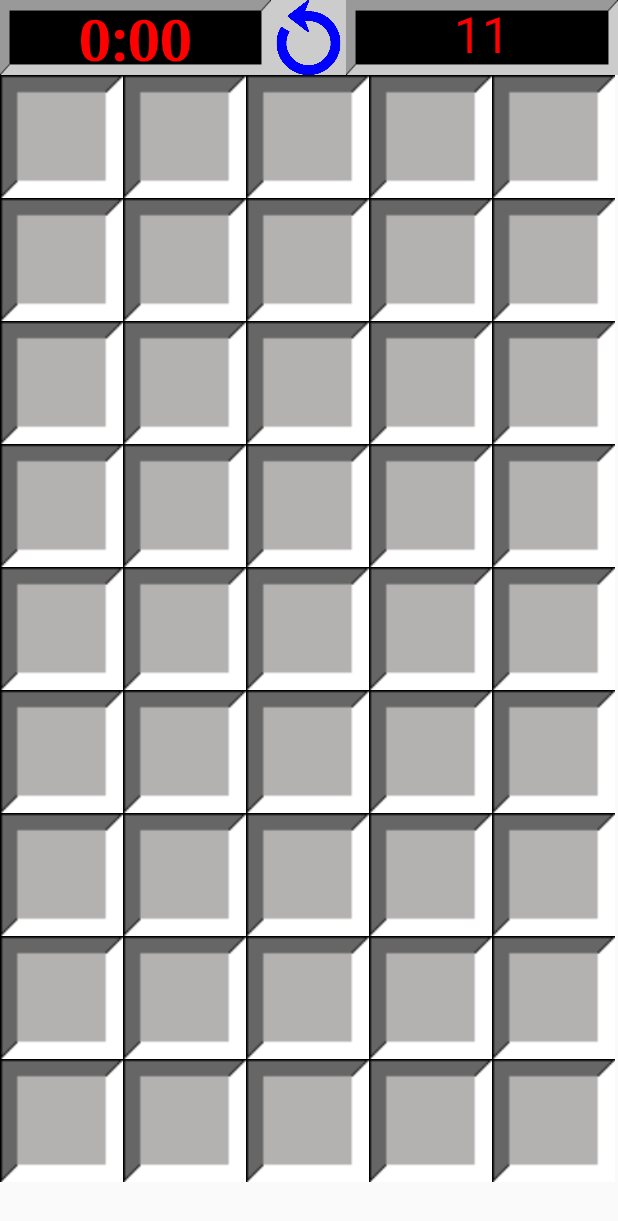
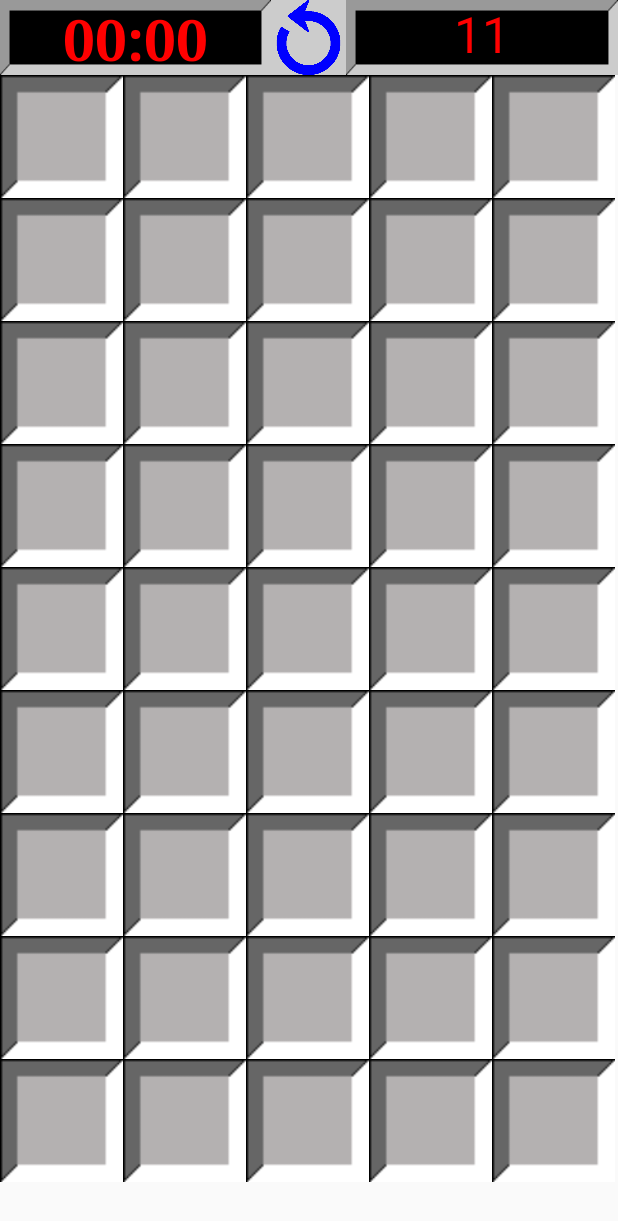
Before and after one commit to waford/Minesweaper, an Android app: the screen it shows after launch (GameBoard), after a tap on "SMALL", on a phone screen of 412 x 824 dp. Shown: the top 1221 px of the screen. Run offline under Robolectric (Android 15) with nearby library versions, the light colour scheme and no system bars; libraries missing offline, so code that uses them is left out: .

Commit message:
Touched up a few things, and possibly made the board rows size better?

```diff
--- a/app/src/main/java/com/android/waford/minsweaper/GameBoard.java
+++ b/app/src/main/java/com/android/waford/minsweaper/GameBoard.java
@@ -6,9 +6,12 @@ import android.content.res.Resources;
 import android.os.Handler;
 import android.support.v7.app.AppCompatActivity;
 import android.os.Bundle;
+import android.support.v7.widget.ViewUtils;
 import android.util.AttributeSet;
+import android.util.DisplayMetrics;
 import android.util.Log;
 import android.view.View;
+import android.view.ViewTreeObserver;
 import android.widget.TableLayout;
 import android.widget.TableRow;
 import android.widget.TextView;
@@ -21,6 +24,7 @@ public class GameBoard extends AppCompatActivity {
     private static final int BOMB_DENSITY = 4; //1 bomb per BOMB_DENSITY squares
     private int numCols;
     private int numRows;
+    private int boardHeight;
     private TableLayout gameBoard;
     private int tileSize;
     private int bombCount;
@@ -38,11 +42,12 @@ public class GameBoard extends AppCompatActivity {
 
         @Override
         public void run() {
+            //Timer function
             long millies = System.currentTimeMillis() - startTime;
             int seconds = (int) (millies / 1000);
             int minutes = seconds / 60;
             seconds = seconds % 60;
-            timer.setText(String.format("%d:%02d", minutes, seconds));
+            timer.setText(String.format("%02d:%02d", minutes, seconds));
             timerHandler.postDelayed(this, 500);
         }
     };
@@ -59,12 +64,20 @@ public class GameBoard extends AppCompatActivity {
         tileSize = setTileSize();
         bombCount = 0;
         numFlagsLeft = 0;
+        boardHeight = 0;
         numCorrectFlagged = 0;
         firstClick = true;
         flagsLeft = findViewById(R.id.Flags_Left);
         makeBoard(tileSize);
     }
 
+
+    public void onWindowFocusChanged(boolean hasFocus) {
+        super.onWindowFocusChanged(hasFocus);
+        if(hasFocus) {
+            boardHeight = gameBoard.getHeight();
+        }
+    }
 
     private void makeBoard(int tileSize) {
         // Creates the gameboard imgTile.getCol(), imgTile.getRow()
@@ -77,7 +90,7 @@ public class GameBoard extends AppCompatActivity {
                 TileButton tile = new TileButton(this, i, j, numBombs);
                 tile.setImageResource(R.drawable.tile);
                 tile.setLayoutParams(params);
-                setTileImageClick(tile, numBombs, board.length, board[i].length);
+                setTileImageClick(tile, board.length, board[i].length);
                 row.addView(tile); //adds tile to row
             }
             gameBoard.addView(row, i); //adds row of tiles to gameboard
@@ -87,11 +100,13 @@ public class GameBoard extends AppCompatActivity {
     }
 
     private void checkWin() {
+        //Checks if there is a win based on if the number of correctly flagged bombs is equal to the
+        //number of bombs. Should add another win condition not based on flags
         if(numCorrectFlagged == this.bombCount) {
             timerHandler.removeCallbacks(timerRunnable);
             Toast win = Toast.makeText(this, "You won!", Toast.LENGTH_SHORT);
             win.show();
-            for(int i = 0; i < numRows; i++){
+            for(int i = 0; i < numRows; i++){ //Uncovers all the non-clicked tiles
                 for(int j = 0; j < numCols; j++) {
                     TileButton imgTile = (TileButton) ((TableRow) gameBoard.getChildAt(i)).getChildAt(j);
                     if(!imgTile.getIsClicked()) {
@@ -104,12 +119,13 @@ public class GameBoard extends AppCompatActivity {
     }
 
     private void lose(TileButton imgTile) {
+        //Called when a mine tile is pressed
         timerHandler.removeCallbacks(timerRunnable);
         imgTile.setImageResource(R.drawable.minelost);
         for(int i = 0; i < numRows; i++) {
             for(int j = 0; j < numCols; j++) {
                 TileButton tile = (TileButton) ((TableRow) gameBoard.getChildAt(i)).getChildAt(j);
-                if(!tile.getIsClicked() && tile.getNumBombs() == 9) {
+                if(!tile.getIsClicked() && tile.getNumBombs() == 9 && !tile.isMarked) {
                     tile.setImageResource(R.drawable.mine);
                 }
             }
@@ -247,7 +263,7 @@ public class GameBoard extends AppCompatActivity {
 
     }
 
-    private void setTileImageClick(final TileButton imgTile, final int numBombs, final int maxRow, final int maxCol) {
+    private void setTileImageClick(final TileButton imgTile, final int maxRow, final int maxCol) {
         imgTile.setOnClickListener(new View.OnClickListener() {
             @Override
             public void onClick(View v) {
@@ -267,10 +283,16 @@ public class GameBoard extends AppCompatActivity {
     }
 
     private int setTileSize() {
+        //Uses the width of the screen and height of the view to determin the the side length for tiles
         int width = Resources.getSystem().getDisplayMetrics().widthPixels;
+        int height = Resources.getSystem().getDisplayMetrics().heightPixels;
+        int pixelDPI = (int) Resources.getSystem().getDisplayMetrics().density;
         int tileSize = width / numCols;
-        int height = Resources.getSystem().getDisplayMetrics().heightPixels - tileSize;
-        numRows = height / tileSize;
+        int trim = tileSize;
+        if(trim < 50 * pixelDPI) {
+            trim = 50 * pixelDPI;
+        }
+        numRows = (height - trim) / tileSize;
         unOpened = numRows * numCols; //Sets number of unopened tiles
         return tileSize;
     }
--- a/app/src/main/res/layout/game_board.xml
+++ b/app/src/main/res/layout/game_board.xml
@@ -18,7 +18,7 @@
             android:id="@+id/Timer"
             android:layout_width="0dp"
             android:layout_height="match_parent"
-            android:text="0:00"
+            android:text="@string/startTime"
             android:textAlignment="center"
             android:textSize="17pt"
             android:textColor="@color/redFont"
--- a/app/src/main/res/values/strings.xml
+++ b/app/src/main/res/values/strings.xml
@@ -8,4 +8,5 @@
     <string name="smallNumCols">5</string>
     <string name="mediumNumCols">10</string>
     <string name="largeNumCols">15</string>
+    <string name="startTime">00:00</string>
 </resources>
```
